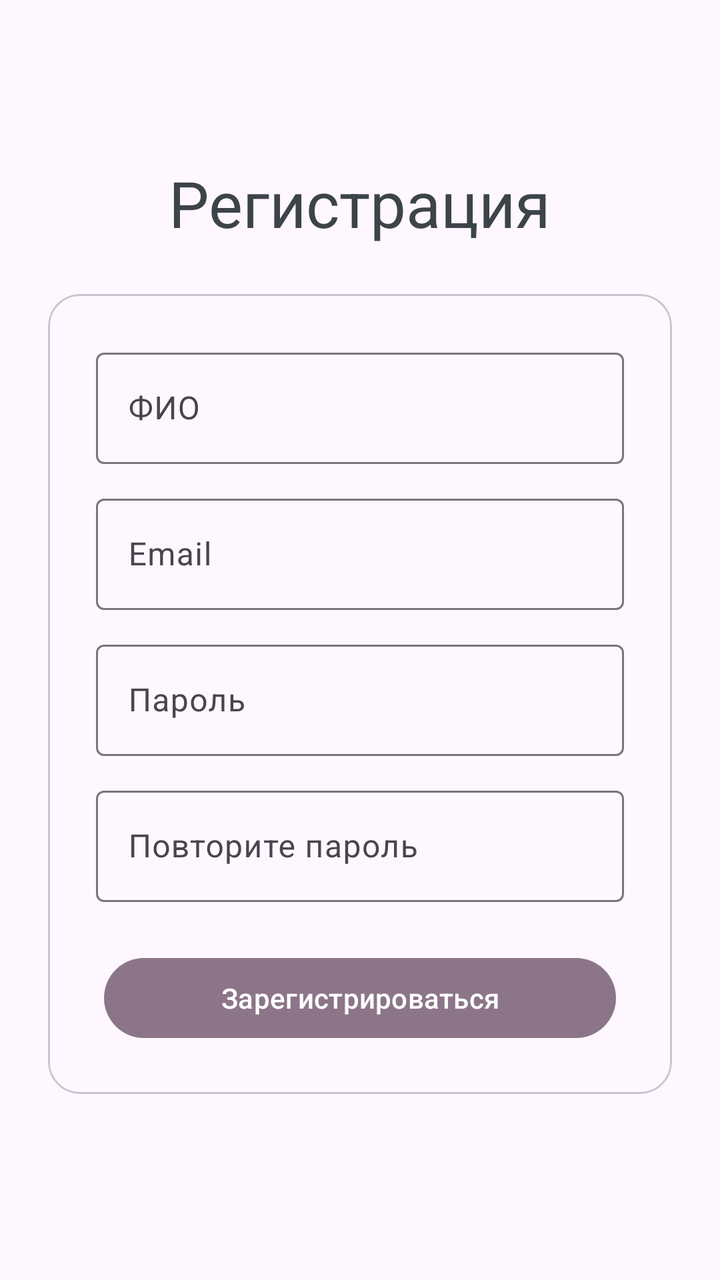
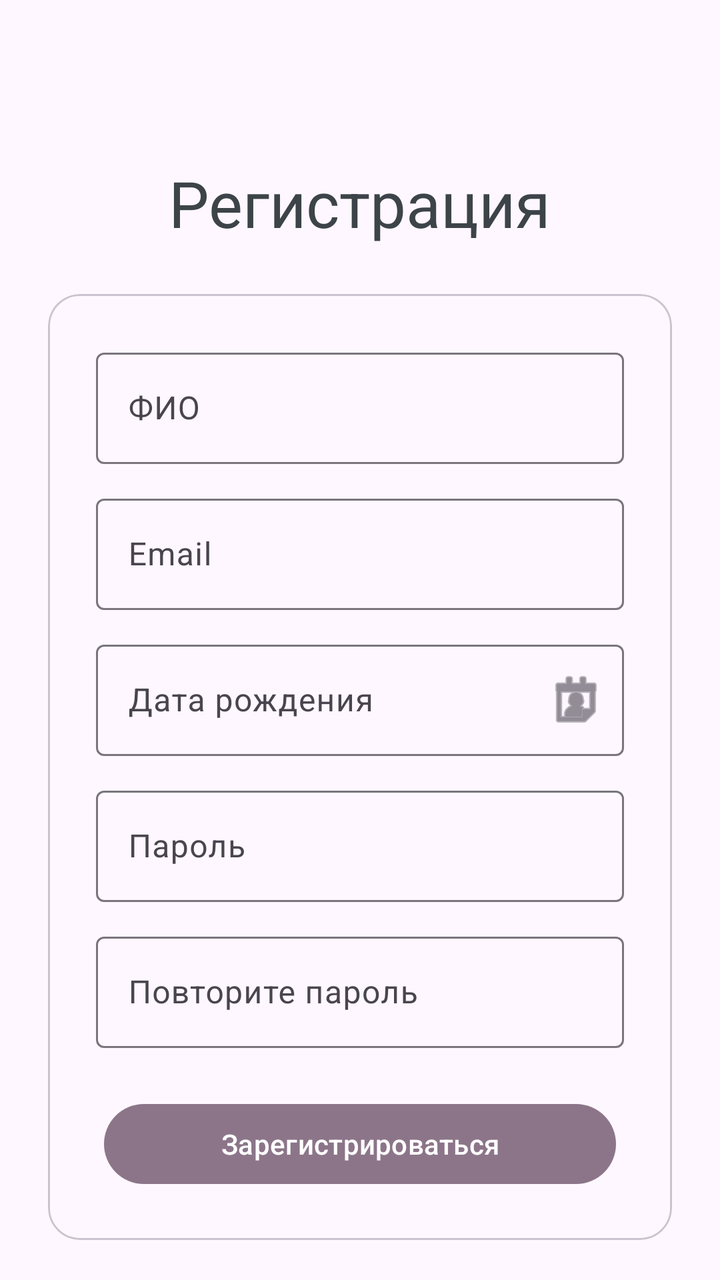

Compare the two renders of this Android layout. The source of the first and the diff that turns it into the second are given below.
<!-- AndroidManifest.xml: application theme Theme.KP_purchases_Ravilova -->
<!-- res/layout/activity_sign_up.xml -->
<?xml version="1.0" encoding="utf-8"?>
<androidx.constraintlayout.widget.ConstraintLayout xmlns:android="http://schemas.android.com/apk/res/android"
    xmlns:app="http://schemas.android.com/apk/res-auto"
    xmlns:tools="http://schemas.android.com/tools"
    android:id="@+id/main"
    android:layout_width="match_parent"
    android:layout_height="match_parent"
    tools:context=".SignUpActivity">

    <TextView
        android:id="@+id/titleTv"
        android:text="Регистрация"
        android:textColor="@color/gray"
        android:textSize="32sp"
        android:layout_marginTop="80dp"
        app:layout_constraintTop_toTopOf="parent"
        app:layout_constraintStart_toStartOf="parent"
        app:layout_constraintEnd_toEndOf="parent"
        android:layout_width="wrap_content"
        android:layout_height="wrap_content"/>

    <com.google.android.material.card.MaterialCardView
        android:layout_width="0dp"
        android:layout_height="wrap_content"
        android:layout_margin="24dp"
        app:cardCornerRadius="16dp"
        app:layout_constraintTop_toBottomOf="@id/titleTv"
        app:layout_constraintStart_toStartOf="parent"
        app:layout_constraintEnd_toEndOf="parent"
        app:backgroundTint="@color/primary_dark">

        <LinearLayout
            android:orientation="vertical"
            android:padding="24dp"
            android:layout_width="match_parent"
            android:layout_height="wrap_content">

            <com.google.android.material.textfield.TextInputLayout
                style="@style/Widget.Material3.TextInputLayout.OutlinedBox"
                android:layout_width="match_parent"
                android:layout_height="wrap_content"
                android:hint="@string/hint_fio">

                <com.google.android.material.textfield.TextInputEditText
                    android:id="@+id/fioEt"
                    android:inputType="textEmailAddress"
                    android:layout_width="match_parent"
                    android:layout_height="wrap_content"/>
            </com.google.android.material.textfield.TextInputLayout>

            <com.google.android.material.textfield.TextInputLayout
                style="@style/Widget.Material3.TextInputLayout.OutlinedBox"
                android:layout_width="match_parent"
                android:layout_height="wrap_content"
                android:hint="@string/hint_email"

                android:layout_marginTop="12dp">

                <com.google.android.material.textfield.TextInputEditText
                    android:id="@+id/emailEt"
                    android:inputType="textEmailAddress"
                    android:layout_width="match_parent"
                    android:layout_height="wrap_content"/>
            </com.google.android.material.textfield.TextInputLayout>


            <com.google.android.material.textfield.TextInputLayout
                style="@style/Widget.Material3.TextInputLayout.OutlinedBox"
                android:layout_width="match_parent"
                android:layout_height="wrap_content"
                android:layout_marginTop="12dp"
                android:hint="@string/hint_password">

                <com.google.android.material.textfield.TextInputEditText
                    android:id="@+id/passwordEt"
                    android:inputType="textPassword"
                    android:layout_width="match_parent"
                    android:layout_height="wrap_content"/>
            </com.google.android.material.textfield.TextInputLayout>

            <com.google.android.material.textfield.TextInputLayout
                style="@style/Widget.Material3.TextInputLayout.OutlinedBox"
                android:layout_width="match_parent"
                android:layout_height="wrap_content"
                android:hint="@string/hint_confirm"

                android:layout_marginTop="12dp">

                <com.google.android.material.textfield.TextInputEditText
                    android:id="@+id/password2Et"
                    android:inputType="textEmailAddress"
                    android:layout_width="match_parent"
                    android:layout_height="wrap_content"/>
            </com.google.android.material.textfield.TextInputLayout>
            <com.google.android.material.button.MaterialButton
                style="@style/Widget.Material3.Button.IconButton.Filled"
                android:id="@+id/signUpBtn"
                android:text="@string/btn_sign_up"
                android:layout_marginTop="24dp"
                android:layout_width="match_parent"
                android:layout_height="wrap_content"
                app:backgroundTint="@color/primary"/>

        </LinearLayout>
    </com.google.android.material.card.MaterialCardView>



</androidx.constraintlayout.widget.ConstraintLayout>
<!-- resources referenced by this layout -->
<resources>
  <color name="gray">#3d4449</color>
  <color name="primary">#8c7589</color>
  <color name="primary_dark">#483d49</color>
  <string name="btn_sign_up">Зарегистрироваться</string>
  <string name="hint_confirm">Повторите пароль</string>
  <string name="hint_email">Email</string>
  <string name="hint_fio">ФИО</string>
  <string name="hint_password">Пароль</string>
  <style name="Theme.KP_purchases_Ravilova" parent="Base.Theme.KP_purchases_Ravilova" />
  <style name="Base.Theme.KP_purchases_Ravilova" parent="Theme.Material3.DayNight.NoActionBar">
          
          
          <item name="bottomNavigationStyle">@style/Widget.App.BottomNavigationView</item>
  
      </style>
  <style name="Widget.App.BottomNavigationView" parent="Widget.Material3.BottomNavigationView">
          <item name="materialThemeOverlay">@style/ThemeOverlay.App.BottomNavigationView</item>
      </style>
  <style name="ThemeOverlay.App.BottomNavigationView" parent="">
          <item name="colorSurfaceContainer">@color/gray</item>
          <item name="colorSecondaryContainer">@color/primary</item>
      </style>
</resources>

<!-- the commit's change to res/layout/activity_sign_up.xml (unified diff, before → after) -->
@@ -43,7 +43,6 @@
 
                 <com.google.android.material.textfield.TextInputEditText
                     android:id="@+id/fioEt"
-                    android:inputType="textEmailAddress"
                     android:layout_width="match_parent"
                     android:layout_height="wrap_content"/>
             </com.google.android.material.textfield.TextInputLayout>
@@ -61,6 +60,23 @@
                     android:inputType="textEmailAddress"
                     android:layout_width="match_parent"
                     android:layout_height="wrap_content"/>
+            </com.google.android.material.textfield.TextInputLayout>
+
+            <com.google.android.material.textfield.TextInputLayout
+                style="@style/Widget.Material3.TextInputLayout.OutlinedBox"
+                android:layout_width="match_parent"
+                android:layout_height="wrap_content"
+                android:layout_marginTop="12dp"
+                android:hint="@string/hint_bd"
+                app:endIconContentDescription="Open Date Picker"
+                app:endIconDrawable="@android:drawable/ic_menu_my_calendar"
+                app:endIconMode="custom">
+
+                <com.google.android.material.textfield.TextInputEditText
+                    android:id="@+id/birthdayEt"
+                    android:layout_width="match_parent"
+                    android:layout_height="wrap_content"
+                    android:inputType="textEmailAddress" />
             </com.google.android.material.textfield.TextInputLayout>
 
 
@@ -88,7 +104,7 @@
 
                 <com.google.android.material.textfield.TextInputEditText
                     android:id="@+id/password2Et"
-                    android:inputType="textEmailAddress"
+                    android:inputType="textPassword"
                     android:layout_width="match_parent"
                     android:layout_height="wrap_content"/>
             </com.google.android.material.textfield.TextInputLayout>
<!-- resource entries referenced after the edit -->
@@ -4,6 +4,7 @@
   <color name="primary">#8c7589</color>
   <color name="primary_dark">#483d49</color>
   <string name="btn_sign_up">Зарегистрироваться</string>
+  <string name="hint_bd">Дата рождения</string>
   <string name="hint_confirm">Повторите пароль</string>
   <string name="hint_email">Email</string>
   <string name="hint_fio">ФИО</string>
